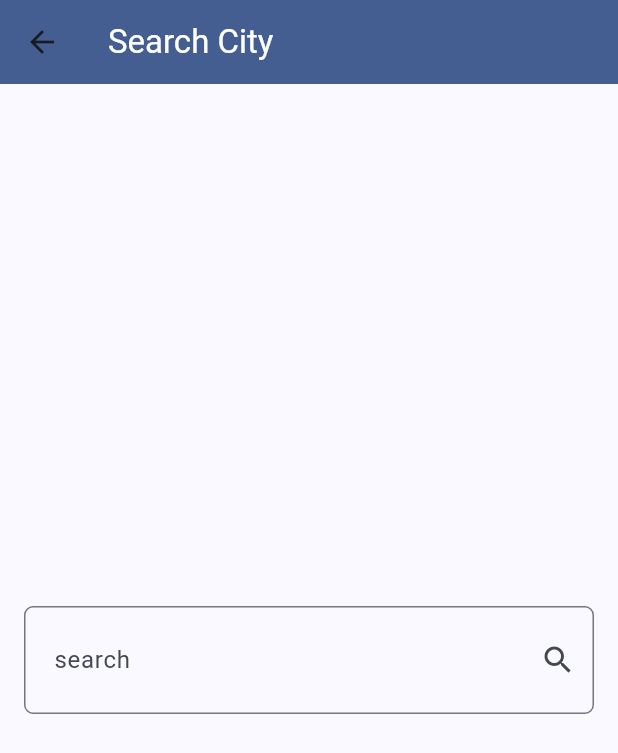
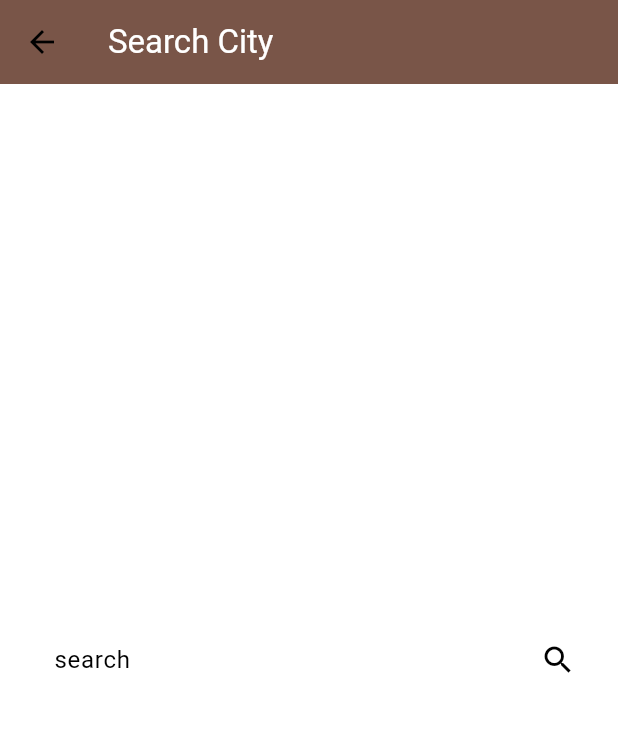
Before and after one commit to hashimsaffarini/Weather_App, a Flutter app: the screen it shows after launch, after a tap on the "search" icon, on a phone screen of 412 x 824 dp. Shown: the top 753 px of the screen. Run offline on Flutter 3.47's test engine with Material 3 defaults, Android fonts, the phone set to English and light mode, and no system bars; our stand-ins replace dio, flutter_bloc.

Commit message:
Update weather model and get weather cubit

```diff
--- a/lib/cubits/get_weather_cubit/get_weather_cubit.dart
+++ b/lib/cubits/get_weather_cubit/get_weather_cubit.dart
@@ -3,17 +3,17 @@ import 'package:flutter_bloc/flutter_bloc.dart';
 import 'package:weather_app/cubits/get_weather_cubit/get_weather_states.dart';
 import 'package:weather_app/models/weather_model.dart';
 import 'package:weather_app/services/weather_services.dart';
-import 'package:weather_app/views/pages/search_view.dart';
 
-class GetWeatherCubit extends Cubit<WeatherInitialState> {
-  GetWeatherCubit() : super(InitialState());
+class GetWeatherCubit extends Cubit<WeatherState> {
+  GetWeatherCubit() : super(WeatherInitialState());
+  WeatherModel? weatherModel;
   Future<void> getWeather({required String cityName}) async {
     try {
-      WeatherModel weatherModel =
+      weatherModel =
           await WeatherService(Dio()).getCurrentWeather(cityName: cityName);
-      emit(WeatherLoadedState());
+      emit(WeatherLoadedState(weatherModel: weatherModel!));
     } catch (e) {
-      emit(WeatherFailureState());
+      emit(WeatherFailureState(errorMessage: e.toString()));
     }
   }
 }
--- a/lib/cubits/get_weather_cubit/get_weather_states.dart
+++ b/lib/cubits/get_weather_cubit/get_weather_states.dart
@@ -1,7 +1,17 @@
-final class WeatherInitialState {}
+import 'package:weather_app/models/weather_model.dart';
 
-final class InitialState extends WeatherInitialState {}
+final class WeatherState {}
 
-final class WeatherLoadedState extends WeatherInitialState {}
+final class WeatherInitialState extends WeatherState {}
 
-final class WeatherFailureState extends WeatherInitialState {}
+final class WeatherLoadedState extends WeatherState {
+  final WeatherModel weatherModel;
+
+  WeatherLoadedState({required this.weatherModel});
+}
+
+final class WeatherFailureState extends WeatherState {
+  final String errorMessage;
+
+  WeatherFailureState({required this.errorMessage});
+}
--- a/lib/main.dart
+++ b/lib/main.dart
@@ -1,4 +1,9 @@
+import 'dart:developer';
+
 import 'package:flutter/material.dart';
+import 'package:flutter_bloc/flutter_bloc.dart';
+import 'package:weather_app/cubits/get_weather_cubit/get_weather_cubit.dart';
+import 'package:weather_app/cubits/get_weather_cubit/get_weather_states.dart';
 import 'package:weather_app/views/pages/home_view.dart';
 
 void main() {
@@ -10,14 +15,114 @@ class WeatherApp extends StatelessWidget {
 
   @override
   Widget build(BuildContext context) {
-    return MaterialApp(
-      debugShowCheckedModeBanner: false,
-      title: 'Weather App',
-      theme: ThemeData(
-        colorScheme: ColorScheme.fromSeed(seedColor: Colors.blueAccent),
-        useMaterial3: true,
+    return BlocProvider(
+      create: (context) => GetWeatherCubit(),
+      child: Builder(
+        builder: (context) => BlocBuilder<GetWeatherCubit, WeatherState>(
+          builder: (context, state) {
+            log(
+              BlocProvider.of<GetWeatherCubit>(context).weatherModel == null
+                  ? "null"
+                  : BlocProvider.of<GetWeatherCubit>(context)
+                      .weatherModel!
+                      .weatherCondition
+                      .toString(),
+            );
+
+            return MaterialApp(
+              debugShowCheckedModeBanner: false,
+              title: 'Weather App',
+              theme: ThemeData(
+                scaffoldBackgroundColor: Colors.white,
+                colorScheme: ColorScheme.fromSwatch(
+                  primarySwatch: getThemeColor(
+                    BlocProvider.of<GetWeatherCubit>(context)
+                        .weatherModel
+                        ?.weatherCondition,
+                  ),
+                ),
+                appBarTheme: AppBarTheme(
+                  backgroundColor:
+                      BlocProvider.of<GetWeatherCubit>(context).weatherModel ==
+                              null
+                          ? Colors.brown
+                          : BlocProvider.of<GetWeatherCubit>(context)
+                                      .weatherModel!
+                                      .weatherCondition ==
+                                  'Partly Cloudy'
+                              ? Colors.lightBlue
+                              : Colors.yellow,
+                ),
+              ),
+              home: const HomeView(),
+            );
+          },
+        ),
       ),
-      home: const HomeView(),
     );
   }
 }
+
+MaterialColor getThemeColor(String? condition) {
+  if (condition == null) return Colors.brown;
+  final lowercaseCondition = condition.toLowerCase();
+  switch (lowercaseCondition) {
+    case "sunny":
+    case "clear":
+      return Colors.yellow;
+    case "partly cloudy":
+    case "overcast":
+      return Colors.lightBlue;
+    case "cloudy":
+      return Colors.grey;
+    case "mist":
+    case "patchy rain possible":
+    case "patchy snow possible":
+    case "patchy sleet possible":
+    case "patchy freezing drizzle possible":
+      return Colors.blueGrey;
+    case "thundery outbreaks possible":
+      return Colors.deepPurple;
+    case "blowing snow":
+    case "blizzard":
+    case "fog":
+    case "freezing fog":
+    case "patchy light drizzle":
+    case "light drizzle":
+    case "freezing drizzle":
+    case "heavy freezing drizzle":
+    case "patchy light rain":
+    case "light rain":
+    case "moderate rain at times":
+    case "moderate rain":
+    case "heavy rain at times":
+    case "heavy rain":
+    case "light freezing rain":
+    case "moderate or heavy freezing rain":
+    case "light sleet":
+    case "moderate or heavy sleet":
+    case "patchy light snow":
+    case "light snow":
+    case "patchy moderate snow":
+    case "moderate snow":
+    case "patchy heavy snow":
+    case "heavy snow":
+    case "ice pellets":
+    case "light rain shower":
+    case "moderate or heavy rain shower":
+    case "torrential rain shower":
+    case "light sleet showers":
+    case "moderate or heavy sleet showers":
+    case "light snow showers":
+    case "moderate or heavy snow showers":
+    case "light showers of ice pellets":
+    case "moderate or heavy showers of ice pellets":
+    case "patchy light rain with thunder":
+    case "moderate or heavy rain with thunder":
+    case "patchy light snow with thunder":
+    case "moderate or heavy snow with thunder":
+      return Colors.grey;
+    default:
+      return Colors.green; // Default color for unknown conditions
+  }
+}
--- a/lib/models/weather_model.dart
+++ b/lib/models/weather_model.dart
@@ -1,6 +1,6 @@
 class WeatherModel {
   final String? cityName;
-  final String? date;
+  final DateTime? date;
   final String? imgUrl;
   final double? temp;
   final double? maxTemp;
@@ -20,7 +20,7 @@ class WeatherModel {
     return WeatherModel(
       imgUrl: json['forecast']['forecastday'][0]['day']['condition']['icon'],
       cityName: json['location']['name'],
-      date: json['current']['last_updated'],
+      date: DateTime.parse(json['current']['last_updated']),
       temp: json['forecast']['forecastday'][0]['day']['avgtemp_c'],
       maxTemp: json['forecast']['forecastday'][0]['day']['maxtemp_c'],
       minTemp: json['forecast']['forecastday'][0]['day']['mintemp_c'],
--- a/lib/views/pages/home_view.dart
+++ b/lib/views/pages/home_view.dart
@@ -1,6 +1,10 @@
 import 'package:flutter/material.dart';
+import 'package:flutter_bloc/flutter_bloc.dart';
+import 'package:weather_app/cubits/get_weather_cubit/get_weather_cubit.dart';
+import 'package:weather_app/cubits/get_weather_cubit/get_weather_states.dart';
 import 'package:weather_app/views/pages/search_view.dart';
 import 'package:weather_app/views/widgets/no_weather_body.dart';
+import 'package:weather_app/views/widgets/weather_info_body.dart';
 
 class HomeView extends StatelessWidget {
   const HomeView({super.key});
@@ -9,7 +13,6 @@ class HomeView extends StatelessWidget {
   Widget build(BuildContext context) {
     return Scaffold(
       appBar: AppBar(
-        backgroundColor: Theme.of(context).primaryColor,
         title: const Text(
           'Weather App',
           style: TextStyle(
@@ -31,7 +34,19 @@ class HomeView extends StatelessWidget {
           ),
         ],
       ),
-      body: const NoWeatherBody(),
+      body: BlocBuilder<GetWeatherCubit, WeatherState>(
+        builder: (context, state) {
+          if (state is WeatherInitialState) {
+            return const NoWeatherBody();
+          } else if (state is WeatherLoadedState) {
+            return WeatherInfoBody(
+              weatherModels: state.weatherModel,
+            );
+          } else {
+            return const Text('Failed to load weather data');
+          }
+        },
+      ),
     );
   }
 }
--- a/lib/views/pages/search_view.dart
+++ b/lib/views/pages/search_view.dart
@@ -1,4 +1,7 @@
 import 'package:flutter/material.dart';
+import 'package:flutter_bloc/flutter_bloc.dart';
+import 'package:weather_app/cubits/get_weather_cubit/get_weather_cubit.dart';
+
 class SearchView extends StatelessWidget {
   const SearchView({super.key});
 
@@ -6,7 +9,6 @@ class SearchView extends StatelessWidget {
   Widget build(BuildContext context) {
     return Scaffold(
       appBar: AppBar(
-        backgroundColor: Theme.of(context).primaryColor,
         title: const Text(
           'Search City',
           style: TextStyle(
@@ -21,6 +23,8 @@ class SearchView extends StatelessWidget {
           child: TextField(
             onSubmitted: (value) {
               // getWeather(value);
+              var getWeatherCubit = BlocProvider.of<GetWeatherCubit>(context);
+              getWeatherCubit.getWeather(cityName: value);
               Navigator.pop(context);
             },
             decoration: InputDecoration(
```
Also changed, not shown: lib/views/widgets/weather_info_body.dart (+26 -19 lines).
